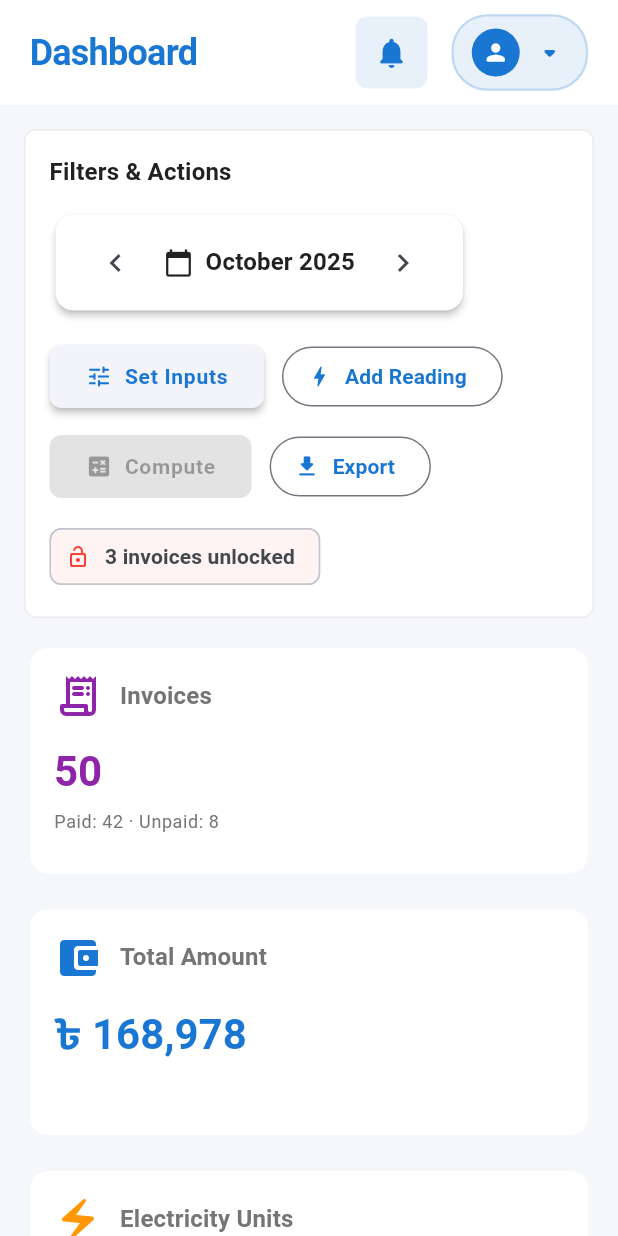
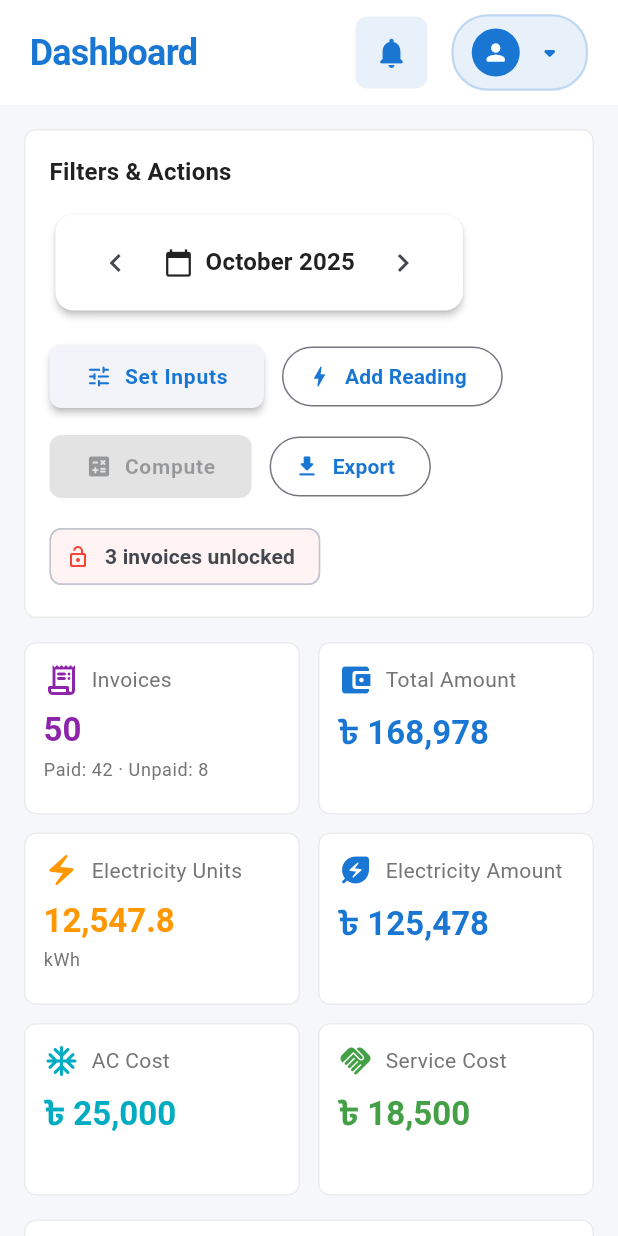
Before and after one commit to Frabbi727/market_management_flutter, a Flutter app: the screen it shows after launch, on a phone screen of 412 x 824 dp. Run offline on Flutter 3.47's test engine with Material 3 defaults, Android fonts, the phone set to English and light mode, and no system bars; our stand-ins replace dio, flutter_riverpod; network calls fail.

Commit message:
update the invoice table and the kpi summary cards

```diff
--- a/lib/features/dashboard/ui/dashboard_screen.dart
+++ b/lib/features/dashboard/ui/dashboard_screen.dart
@@ -282,18 +282,20 @@ class _DashboardScreenState extends ConsumerState<DashboardScreen> {
       builder: (context, constraints) {
         int crossAxisCount = 3;
         if (constraints.maxWidth < 640) {
-          crossAxisCount = 1;
+          crossAxisCount = 2;
         } else if (constraints.maxWidth < 1024) {
-          crossAxisCount = 2;
+          crossAxisCount = 3;
+        } else {
+          crossAxisCount = 6;
         }
 
         return GridView.count(
           crossAxisCount: crossAxisCount,
           shrinkWrap: true,
           physics: const NeverScrollableScrollPhysics(),
-          crossAxisSpacing: 16,
-          mainAxisSpacing: 16,
-          childAspectRatio: constraints.maxWidth < 640 ? 2.4 : 2,
+          crossAxisSpacing: 12,
+          mainAxisSpacing: 12,
+          childAspectRatio: constraints.maxWidth < 640 ? 1.6 : 1.3,
           children: items,
         );
       },
@@ -591,15 +593,28 @@ class _DashboardScreenState extends ConsumerState<DashboardScreen> {
       );
     }
 
-    final dataSource = _ReadingsDataSource(
-      readings: readings,
-      decimalFormat: _decimalFormat,
-    );
-
-    return SingleChildScrollView(
+    return Container(
+      width: double.infinity,
+      decoration: BoxDecoration(
+        color: Colors.white,
+        borderRadius: BorderRadius.circular(8),
+        border: Border.all(color: Colors.grey.withValues(alpha: 0.2)),
+      ),
+      padding: const EdgeInsets.all(16.0),
+      child: Column(
+        crossAxisAlignment: CrossAxisAlignment.start,
+        children: [
+          Text(
+            'Readings Status',
+            style: Theme.of(
+              context,
+            ).textTheme.titleMedium?.copyWith(fontWeight: FontWeight.w600),
+          ),
+          const SizedBox(height: 16),
+          SingleChildScrollView(
             scrollDirection: Axis.horizontal,
             child: SizedBox(
-        width: math.max(MediaQuery.of(context).size.width - 32, 800),
+              width: math.max(MediaQuery.of(context).size.width - 64, 800),
               child: DataTable(
                 headingRowColor: WidgetStateProperty.all(
                   Colors.grey.withValues(alpha: 0.1),
@@ -651,6 +666,9 @@ class _DashboardScreenState extends ConsumerState<DashboardScreen> {
                     )
                     .toList(),
               ),
+            ),
+          ),
+        ],
       ),
     );
   }
--- a/lib/shared/widgets/kpi_card.dart
+++ b/lib/shared/widgets/kpi_card.dart
@@ -18,37 +18,40 @@ class KpiCard extends StatelessWidget {
 
   @override
   Widget build(BuildContext context) {
-    return Card(
-      elevation: 0,
-      child: Padding(
-        padding: const EdgeInsets.all(16.0),
+    return Container(
+      decoration: BoxDecoration(
+        color: Colors.white,
+        borderRadius: BorderRadius.circular(8),
+        border: Border.all(color: Colors.grey.withValues(alpha: 0.2)),
+      ),
+      padding: const EdgeInsets.all(12.0),
       child: Column(
         crossAxisAlignment: CrossAxisAlignment.start,
         children: [
           Row(
             children: [
-                Icon(icon, color: color, size: 32),
-                const SizedBox(width: 12),
+              Icon(icon, color: color, size: 24),
+              const SizedBox(width: 8),
               Expanded(
                 child: Text(
                   title,
-                    style: Theme.of(context).textTheme.titleMedium?.copyWith(
+                  style: Theme.of(context).textTheme.bodyMedium?.copyWith(
                         color: Colors.grey[600],
                       ),
                 ),
               ),
             ],
           ),
-            const SizedBox(height: 16),
+          const SizedBox(height: 8),
           Text(
             value,
-              style: Theme.of(context).textTheme.headlineMedium?.copyWith(
+            style: Theme.of(context).textTheme.titleLarge?.copyWith(
                   fontWeight: FontWeight.bold,
                   color: color,
                 ),
           ),
           if (subtitle != null) ...[
-              const SizedBox(height: 8),
+            const SizedBox(height: 4),
             Text(
               subtitle!,
               style: Theme.of(context).textTheme.bodySmall?.copyWith(
@@ -58,7 +61,6 @@ class KpiCard extends StatelessWidget {
           ],
         ],
       ),
-      ),
     );
   }
 }
```
Lines whose indentation alone changed are shown as unchanged.
